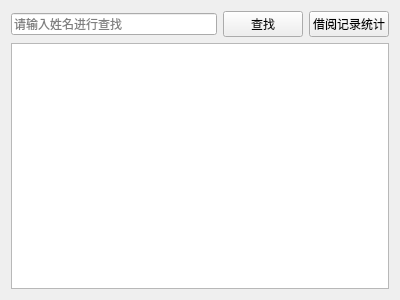
First picture: the form in borrowselect.ui, repository CaiBiJiuDuoLian/QTCourseFinalWork, before the edit.
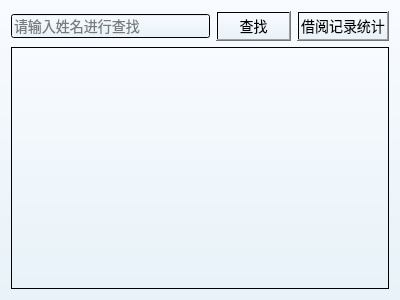
Second picture: the form after the edit.

```diff
--- a/borrowselect.ui
+++ b/borrowselect.ui
@@ -13,6 +13,13 @@
   <property name="windowTitle">
    <string>借阅查询</string>
   </property>
+  <property name="styleSheet">
+   <string notr="true">QWidget {
+    background: qlineargradient(x1:0, y1:0, x2:0, y2:1, stop:0 #f8fbff, stop:1 #e8f2f8); /* 从上到下的浅蓝渐变背景 */
+    font-family: &quot;微软雅黑&quot;;
+    font-size: 14px;
+}</string>
+  </property>
   <layout class="QVBoxLayout" name="verticalLayout">
    <item>
     <layout class="QHBoxLayout" name="horizontalLayout">
```
